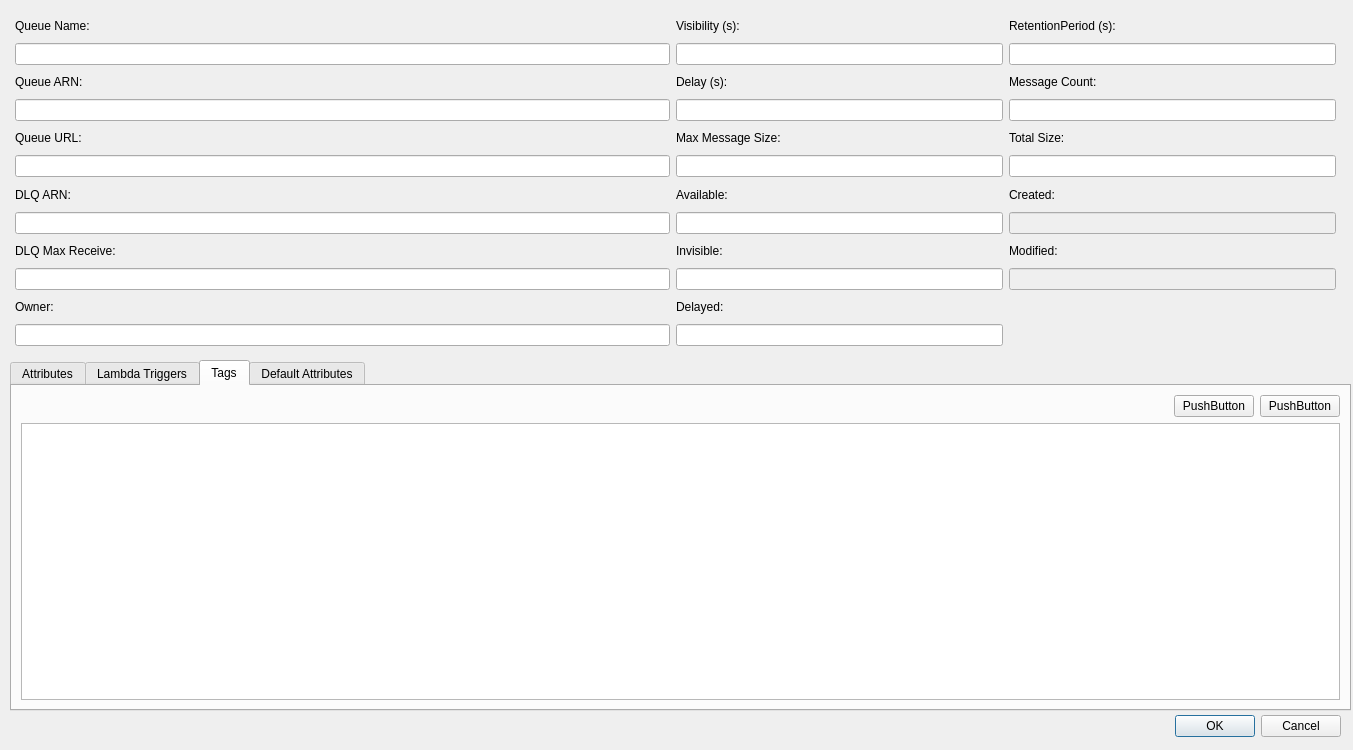
The window that src/modules/sqs/SQSQueueDetailsDialog.ui (jensvogt/awsmock-qt-ui) describes before a commit, drawn with Qt 5.
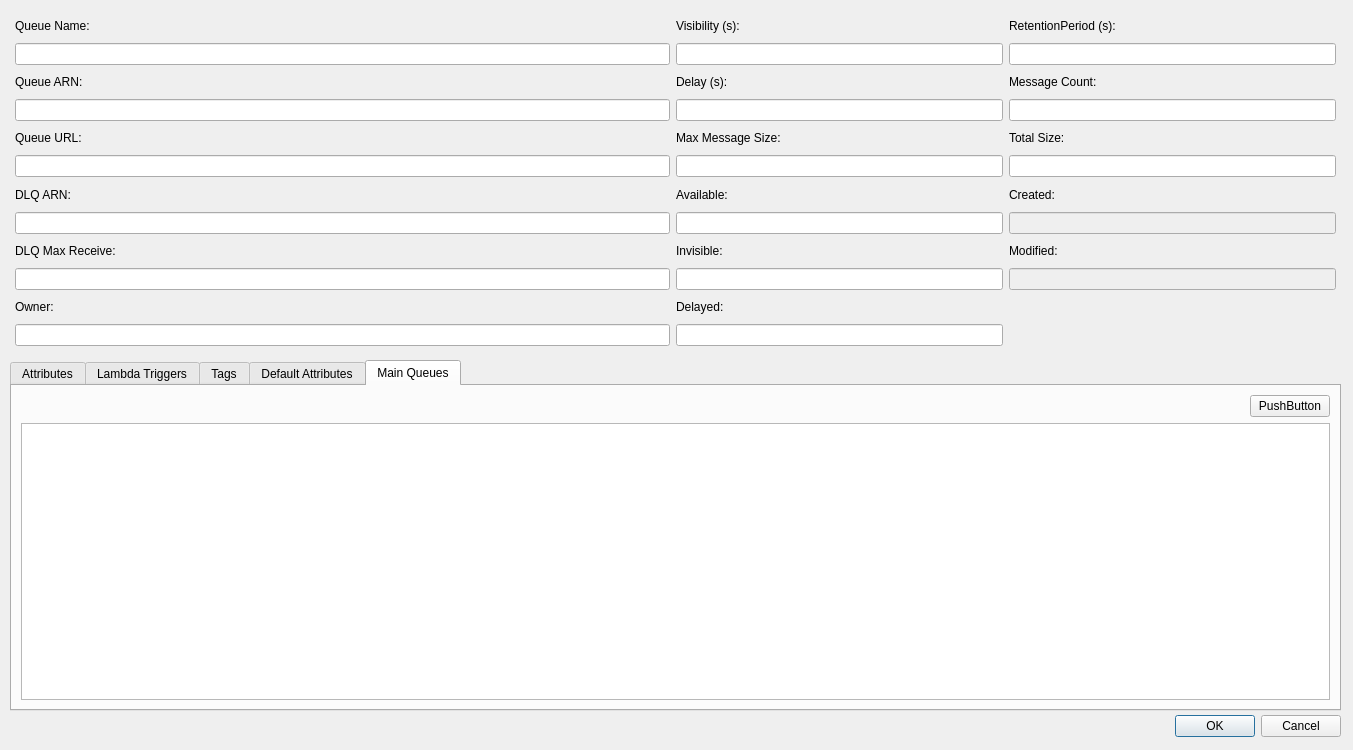
The same window after the commit.

The edit to the form file:
```diff
--- a/src/modules/sqs/SQSQueueDetailsDialog.ui
+++ b/src/modules/sqs/SQSQueueDetailsDialog.ui
@@ -321,12 +321,12 @@
     <rect>
      <x>10</x>
      <y>360</y>
-     <width>1341</width>
+     <width>1331</width>
      <height>351</height>
     </rect>
    </property>
    <property name="currentIndex">
-    <number>2</number>
+    <number>4</number>
    </property>
    <widget class="QWidget" name="attributesTab">
     <attribute name="title">
@@ -541,6 +541,40 @@
      </item>
     </layout>
    </widget>
+   <widget class="QWidget" name="mainQueuesTab">
+    <attribute name="title">
+     <string>Main Queues</string>
+    </attribute>
+    <layout class="QVBoxLayout" name="verticalLayout_2">
+     <item>
+      <layout class="QHBoxLayout" name="horizontalLayout_5">
+       <item>
+        <spacer name="horizontalSpacer_5">
+         <property name="orientation">
+          <enum>Qt::Orientation::Horizontal</enum>
+         </property>
+         <property name="sizeHint" stdset="0">
+          <size>
+           <width>40</width>
+           <height>20</height>
+          </size>
+         </property>
+        </spacer>
+       </item>
+       <item>
+        <widget class="QPushButton" name="mainQueuesRefreshButton">
+         <property name="text">
+          <string>PushButton</string>
+         </property>
+        </widget>
+       </item>
+      </layout>
+     </item>
+     <item>
+      <widget class="QListView" name="mainQueuesList"/>
+     </item>
+    </layout>
+   </widget>
   </widget>
  </widget>
  <tabstops>
```
